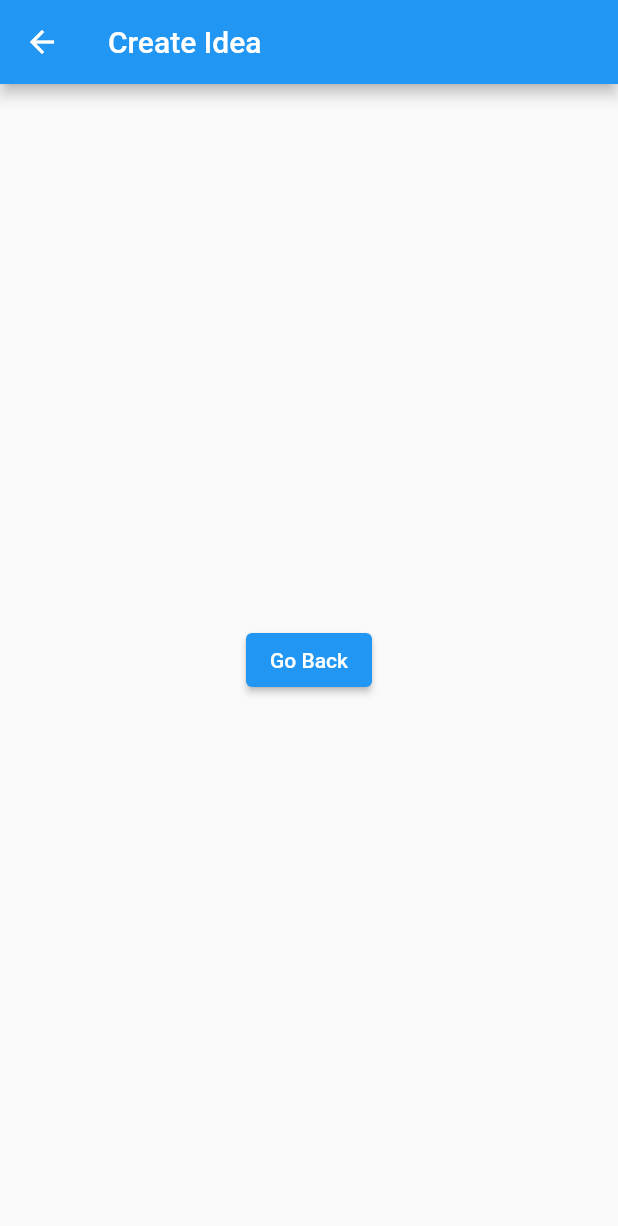
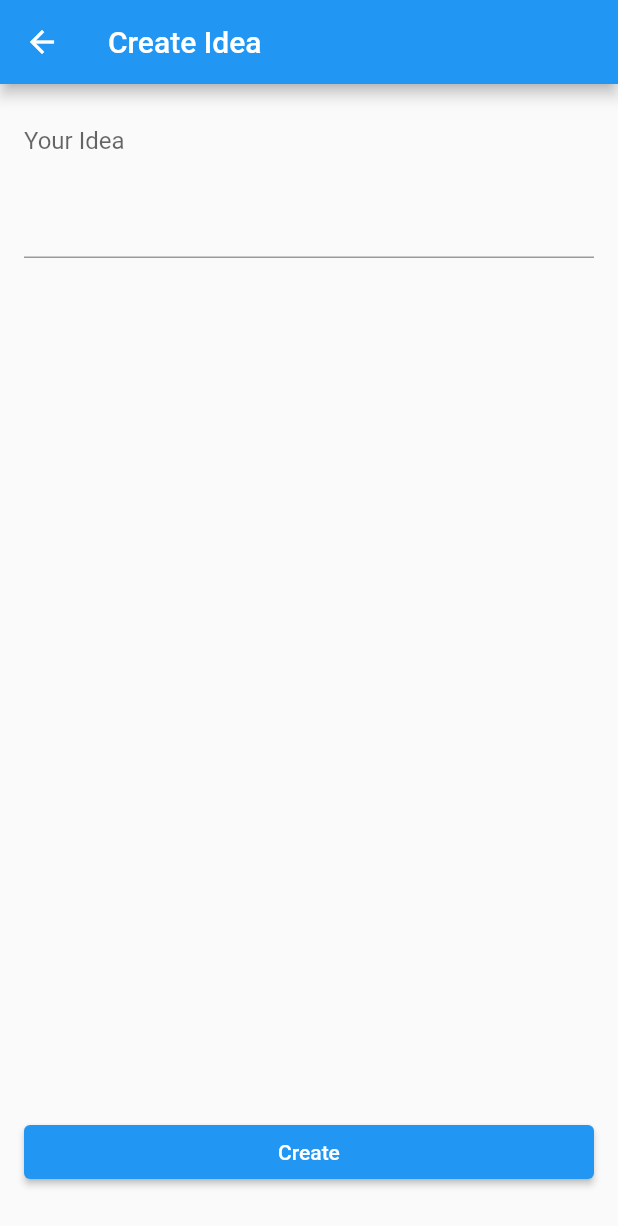
Before and after one commit to p-siriphanthong/100-days-of-flutter, a Flutter app: the FormScreen screen opened by its route, on a phone screen of 412 x 824 dp. Shown: the top 1226 px of the screen. Run offline on Flutter 3.47's test engine with Material 2 defaults, Android fonts, the phone set to English and light mode, and no system bars.

Commit message:
feat(brainstorming): create form ui

```diff
--- a/brainstorming_app/lib/screens/form_screen.dart
+++ b/brainstorming_app/lib/screens/form_screen.dart
@@ -8,16 +8,47 @@ class FormScreen extends StatefulWidget {
 }
 
 class _FormScreenState extends State<FormScreen> {
+  final GlobalKey<FormState> _formKey = GlobalKey<FormState>();
+
   @override
   Widget build(BuildContext context) {
     return Scaffold(
       appBar: AppBar(
         title: Text('Create Idea'),
       ),
-      body: Center(
-        child: ElevatedButton(
-          onPressed: () => Navigator.pop(context),
-          child: Text('Go Back'),
+      body: Padding(
+        padding: EdgeInsets.all(16),
+        child: Form(
+          key: _formKey,
+          child: Column(
+            crossAxisAlignment: CrossAxisAlignment.stretch,
+            mainAxisAlignment: MainAxisAlignment.spaceBetween,
+            children: <Widget>[
+              TextFormField(
+                maxLines: 4,
+                decoration: InputDecoration(
+                  hintText: 'Your Idea',
+                ),
+                validator: (String? value) {
+                  if (value == null || value.isEmpty) {
+                    return 'Please fill your idea';
+                  }
+                  return null;
+                },
+              ),
+              Padding(
+                padding: EdgeInsets.symmetric(vertical: 16),
+                child: ElevatedButton(
+                  onPressed: () {
+                    if (_formKey.currentState!.validate()) {
+                      Navigator.pop(context);
+                    }
+                  },
+                  child: Text('Create'),
+                ),
+              ),
+            ],
+          ),
         ),
       ),
     );
```
Also changed, not shown: 1 other file.
